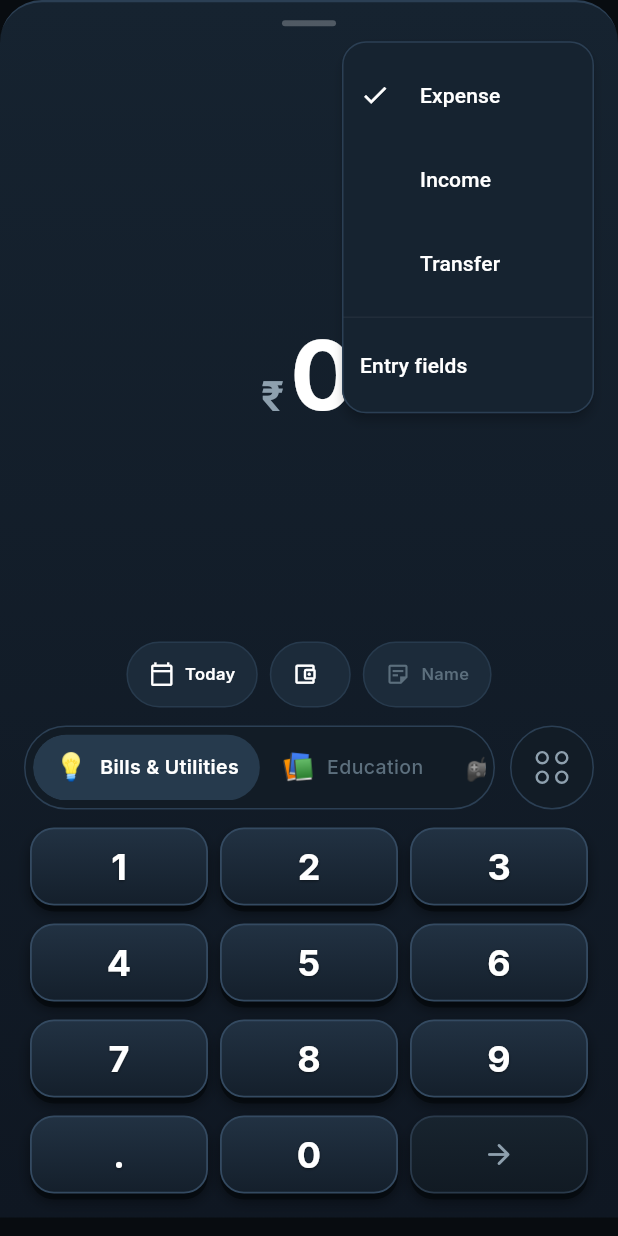
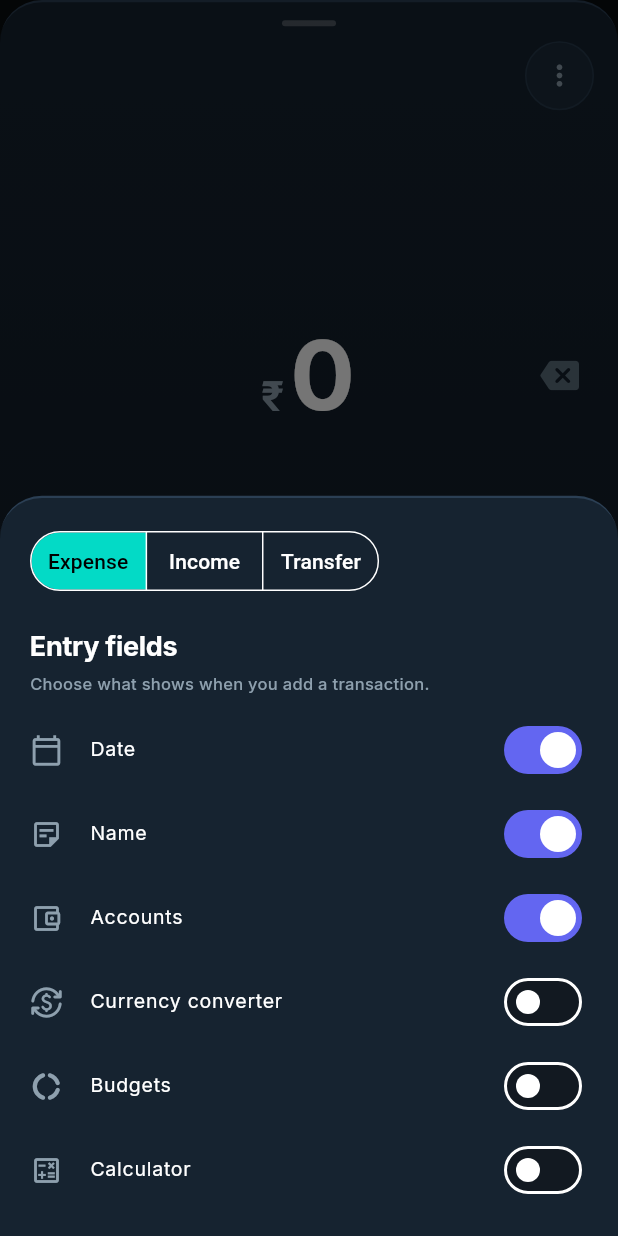
Before and after one commit to gopu29/flow_expense, a Flutter app: the QuickInputModal widget shown alone on an empty page, opened directly, after a tap on the "more vert" icon, on a phone screen of 412 x 824 dp. Run offline on Flutter 3.47's test engine with Material 3 defaults, Android fonts, the phone set to English and light mode, and no system bars; our stand-ins replace fl_chart, flutter_riverpod, google_fonts, shared_preferences, sqflite, sqflite_common_ffi_web; accounts and stored records are empty.

Commit message:
feat(quick_input): open entry fields directly from the options button
Co-Authored-By: Claude Opus 5.5 <noreply@anthropic.com>

```diff
--- a/lib/features/quick_input/screens/quick_input_modal.dart
+++ b/lib/features/quick_input/screens/quick_input_modal.dart
@@ -3,6 +3,7 @@ import 'package:flutter/services.dart';
 import 'package:flutter_riverpod/flutter_riverpod.dart';
 import 'package:uuid/uuid.dart';
 import 'package:intl/intl.dart';
+
 import '../../../core/theme/app_colors.dart';
 import '../../../core/theme/app_typography.dart';
 import '../../../core/constants/app_constants.dart';
@@ -25,8 +26,6 @@ const double _kSheetHeightFactor = 0.985;
 const double _kChipHeight = 44;
 const double _kRoundButtonSize = 46;
 const double _kChipLabelMaxWidth = 130;
-
-enum _TopMenuChoice { expense, income, transfer, entryFields }
 
 /// Modal bottom sheet allowing zero-friction instant logging of transactions.
 class QuickInputModal extends ConsumerStatefulWidget {
@@ -95,8 +94,9 @@ class _QuickInputModalState extends ConsumerState<QuickInputModal> {
   Future<void> _submitTransaction() async {
     final fields = await ref.read(visibleEntryFieldsProvider.future);
     if (!mounted) return;
-    final note =
-        fields.contains(EntryField.name) ? _noteController.text.trim() : '';
+    final note = fields.contains(EntryField.name)
+        ? _noteController.text.trim()
+        : '';
     final amount = evaluateAmountExpression(_amountString) ?? 0.0;
     if (amount <= 0) {
       ScaffoldMessenger.of(context).showSnackBar(
@@ -134,7 +134,9 @@ class _QuickInputModalState extends ConsumerState<QuickInputModal> {
       type: _type,
       categoryId: _selectedCategory!.id,
       accountId: _selectedAccount!.id,
-      toAccountId: _type == TransactionType.transfer ? _selectedToAccount?.id : null,
+      toAccountId: _type == TransactionType.transfer
+          ? _selectedToAccount?.id
+          : null,
       date: fields.contains(EntryField.date) ? _selectedDate : DateTime.now(),
       note: note.isEmpty ? null : note,
       createdAt: DateTime.now(),
@@ -147,7 +149,11 @@ class _QuickInputModalState extends ConsumerState<QuickInputModal> {
       ScaffoldMessenger.of(context).showSnackBar(
         SnackBar(
           content: Text(
-            '${_type == TransactionType.expense ? 'Expense' : _type == TransactionType.income ? 'Income' : 'Transfer'} of ${AppConstants.currencySymbol} $amount logged!',
+            '${_type == TransactionType.expense
+                ? 'Expense'
+                : _type == TransactionType.income
+                ? 'Income'
+                : 'Transfer'} of ${AppConstants.currencySymbol} $amount logged!',
           ),
           backgroundColor: AppColors.surface,
           behavior: SnackBarBehavior.floating,
@@ -234,12 +240,14 @@ class _QuickInputModalState extends ConsumerState<QuickInputModal> {
 
     final mainId = _selectedCategory?.parentId ?? _selectedCategory?.id;
     final categoryLimit = budget.categoryLimits[mainId];
-    final categories = ref.watch(categoriesProvider).value ?? const <Category>[];
+    final categories =
+        ref.watch(categoriesProvider).value ?? const <Category>[];
     final parentIds = {for (final c in categories) c.id: c.parentId};
     final month = ref.watch(selectedDateProvider);
 
     var spent = 0.0;
-    for (final tx in ref.watch(transactionsProvider).value ?? const <Transaction>[]) {
+    for (final tx
+        in ref.watch(transactionsProvider).value ?? const <Transaction>[]) {
       final isThisMonth =
           tx.date.year == month.year && tx.date.month == month.month;
       if (tx.type != TransactionType.expense || !isThisMonth) continue;
@@ -283,20 +291,17 @@ class _QuickInputModalState extends ConsumerState<QuickInputModal> {
           gradient: LinearGradient(
             begin: Alignment.topCenter,
             end: Alignment.bottomCenter,
-            colors: [
-              Color(0xFF162330),
-              Color(0xFF0F1722),
-            ],
+            colors: [Color(0xFF162330), Color(0xFF0F1722)],
           ),
           borderRadius: BorderRadius.vertical(top: Radius.circular(28)),
-          border: Border(
-            top: BorderSide(
-              color: Color(0xFF2B3F54),
-              width: 1.5,
+          border: Border(top: BorderSide(color: Color(0xFF2B3F54), width: 1.5)),
         ),
+        padding: const EdgeInsets.only(
+          top: 12,
+          left: 16,
+          right: 16,
+          bottom: 12,
         ),
-        ),
-        padding: const EdgeInsets.only(top: 12, left: 16, right: 16, bottom: 12),
         child: SafeArea(
           top: false,
           child: Column(
@@ -335,12 +340,14 @@ class _QuickInputModalState extends ConsumerState<QuickInputModal> {
               // Main categories: tap to select, hold for sub-categories
               categoriesAsync.when(
                 data: (categories) {
-                  final ofType =
-                      categories.where((c) => c.type == _categoryType).toList();
+                  final ofType = categories
+                      .where((c) => c.type == _categoryType)
+                      .toList();
 
                   // Auto select the first main category if none is selected
-                  final firstMain =
-                      ofType.where((c) => !c.isSubCategory).firstOrNull;
+                  final firstMain = ofType
+                      .where((c) => !c.isSubCategory)
+                      .firstOrNull;
                   if (_selectedCategory == null && firstMain != null) {
                     WidgetsBinding.instance.addPostFrameCallback((_) {
                       if (mounted) {
@@ -358,7 +365,9 @@ class _QuickInputModalState extends ConsumerState<QuickInputModal> {
                 },
                 loading: () => const SizedBox(
                   height: 56,
-                  child: Center(child: CircularProgressIndicator(strokeWidth: 2)),
+                  child: Center(
+                    child: CircularProgressIndicator(strokeWidth: 2),
+                  ),
                 ),
                 error: (_, _) => const SizedBox(height: 56),
               ),
@@ -369,7 +378,8 @@ class _QuickInputModalState extends ConsumerState<QuickInputModal> {
                 onKeyPress: _onKeyPress,
                 onOperator: _onOperator,
                 onSubmit: _submitTransaction,
-                showOperators: (ref.watch(visibleEntryFieldsProvider).value ??
+                showOperators:
+                    (ref.watch(visibleEntryFieldsProvider).value ??
                             defaultVisibleEntryFields)
                         .contains(EntryField.calculator),
               ),
@@ -383,47 +393,14 @@ class _QuickInputModalState extends ConsumerState<QuickInputModal> {
   Widget _buildTopBar() {
     return Align(
       alignment: Alignment.centerRight,
-      child: PopupMenuButton<_TopMenuChoice>(
-        tooltip: 'Options',
-        onSelected: (choice) {
-          switch (choice) {
-            case _TopMenuChoice.expense:
-              _switchType(TransactionType.expense);
-            case _TopMenuChoice.income:
-              _switchType(TransactionType.income);
-            case _TopMenuChoice.transfer:
-              _switchType(TransactionType.transfer);
-            case _TopMenuChoice.entryFields:
-              EntryFieldsSheet.show(context);
-          }
-        },
-        color: const Color(0xFF162330),
-        shape: RoundedRectangleBorder(
-          borderRadius: BorderRadius.circular(16),
-          side: const BorderSide(color: Color(0xFF2B3F54)),
+      child: Tooltip(
+        message: 'Options',
+        child: GestureDetector(
+          onTap: () => EntryFieldsSheet.show(
+            context,
+            selectedType: _type,
+            onTypeSelected: _switchType,
           ),
-        itemBuilder: (_) => [
-          CheckedPopupMenuItem(
-            value: _TopMenuChoice.expense,
-            checked: _type == TransactionType.expense,
-            child: const Text('Expense'),
-          ),
-          CheckedPopupMenuItem(
-            value: _TopMenuChoice.income,
-            checked: _type == TransactionType.income,
-            child: const Text('Income'),
-          ),
-          CheckedPopupMenuItem(
-            value: _TopMenuChoice.transfer,
-            checked: _type == TransactionType.transfer,
-            child: const Text('Transfer'),
-          ),
-          const PopupMenuDivider(),
-          const PopupMenuItem(
-            value: _TopMenuChoice.entryFields,
-            child: Text('Entry fields'),
-          ),
-        ],
           child: Container(
             width: _kRoundButtonSize,
             height: _kRoundButtonSize,
@@ -436,6 +413,7 @@ class _QuickInputModalState extends ConsumerState<QuickInputModal> {
               Icons.more_vert_rounded,
               size: 22,
               color: AppColors.textSecondary,
+            ),
           ),
         ),
       ),
@@ -508,7 +486,8 @@ class _QuickInputModalState extends ConsumerState<QuickInputModal> {
   Widget _buildContextChips(List<Account> accounts) {
     final note = _noteController.text.trim();
     final fields =
-        ref.watch(visibleEntryFieldsProvider).value ?? defaultVisibleEntryFields;
+        ref.watch(visibleEntryFieldsProvider).value ??
+        defaultVisibleEntryFields;
 
     final chips = <Widget>[
       if (fields.contains(EntryField.date))
@@ -562,10 +541,7 @@ class _QuickInputModalState extends ConsumerState<QuickInputModal> {
           ),
         ),
       if (fields.contains(EntryField.budget))
-        _buildChip(
-          icon: Icons.donut_large_rounded,
-          label: _budgetChipLabel,
-        ),
+        _buildChip(icon: Icons.donut_large_rounded, label: _budgetChipLabel),
     ];
     if (chips.isEmpty) return const SizedBox.shrink();
 
--- a/lib/features/quick_input/widgets/entry_fields_sheet.dart
+++ b/lib/features/quick_input/widgets/entry_fields_sheet.dart
@@ -4,23 +4,46 @@ import 'package:flutter_riverpod/flutter_riverpod.dart';
 import '../../../core/providers/entry_field_providers.dart';
 import '../../../core/theme/app_colors.dart';
 import '../../../core/theme/app_typography.dart';
+import '../../../models/transaction.dart';
 
-/// Lets the user choose which optional tools appear on the add screen.
-class EntryFieldsSheet extends ConsumerWidget {
-  const EntryFieldsSheet({super.key});
+/// Options for the add screen: the transaction type, and which optional
+/// tools appear.
+class EntryFieldsSheet extends ConsumerStatefulWidget {
+  final TransactionType selectedType;
+  final ValueChanged<TransactionType> onTypeSelected;
 
-  static Future<void> show(BuildContext context) {
+  const EntryFieldsSheet({
+    super.key,
+    required this.selectedType,
+    required this.onTypeSelected,
+  });
+
+  static Future<void> show(
+    BuildContext context, {
+    required TransactionType selectedType,
+    required ValueChanged<TransactionType> onTypeSelected,
+  }) {
     return showModalBottomSheet<void>(
       context: context,
       isScrollControlled: true,
       useSafeArea: true,
       backgroundColor: Colors.transparent,
-      builder: (_) => const EntryFieldsSheet(),
+      builder: (_) => EntryFieldsSheet(
+        selectedType: selectedType,
+        onTypeSelected: onTypeSelected,
+      ),
     );
   }
 
   @override
-  Widget build(BuildContext context, WidgetRef ref) {
+  ConsumerState<EntryFieldsSheet> createState() => _EntryFieldsSheetState();
+}
+
+class _EntryFieldsSheetState extends ConsumerState<EntryFieldsSheet> {
+  late TransactionType _type = widget.selectedType;
+
+  @override
+  Widget build(BuildContext context) {
     final visible =
         ref.watch(visibleEntryFieldsProvider).value ?? defaultVisibleEntryFields;
 
@@ -43,6 +66,29 @@ class EntryFieldsSheet extends ConsumerWidget {
           mainAxisSize: MainAxisSize.min,
           crossAxisAlignment: CrossAxisAlignment.start,
           children: [
+            SegmentedButton<TransactionType>(
+              showSelectedIcon: false,
+              segments: const [
+                ButtonSegment(
+                  value: TransactionType.expense,
+                  label: Text('Expense'),
+                ),
+                ButtonSegment(
+                  value: TransactionType.income,
+                  label: Text('Income'),
+                ),
+                ButtonSegment(
+                  value: TransactionType.transfer,
+                  label: Text('Transfer'),
+                ),
+              ],
+              selected: {_type},
+              onSelectionChanged: (selection) {
+                setState(() => _type = selection.first);
+                widget.onTypeSelected(selection.first);
+              },
+            ),
+            const SizedBox(height: 20),
             Text(
               'Entry fields',
               style: AppTypography.titleMedium.copyWith(
```
Lines whose indentation alone changed are shown as unchanged.
